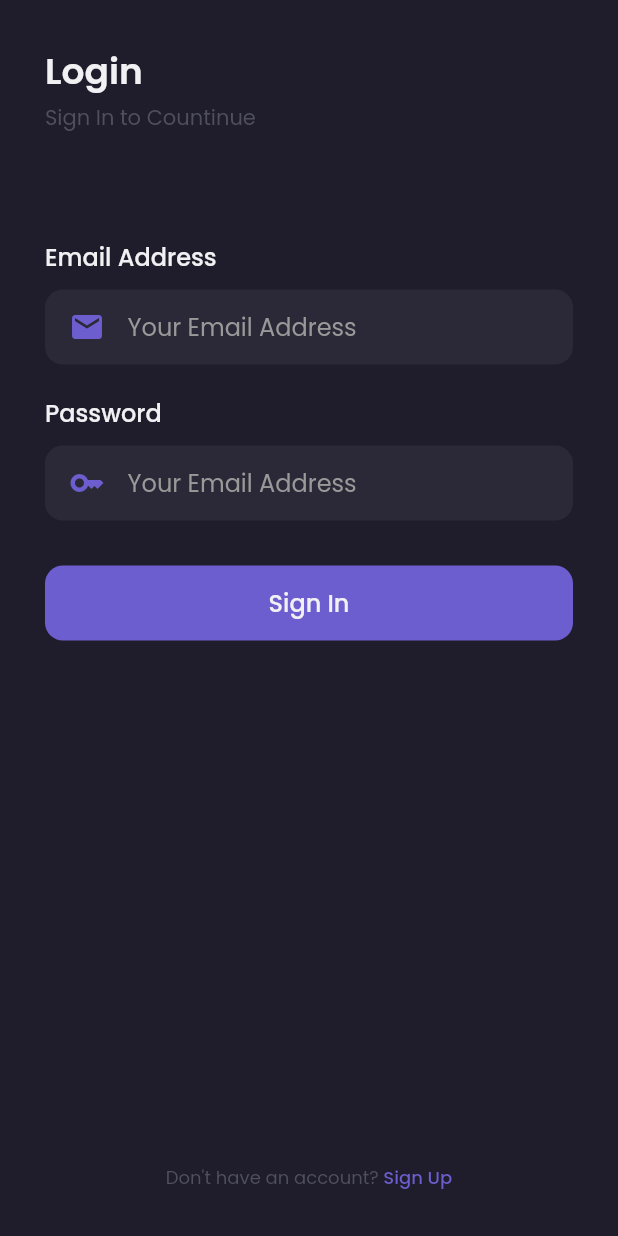
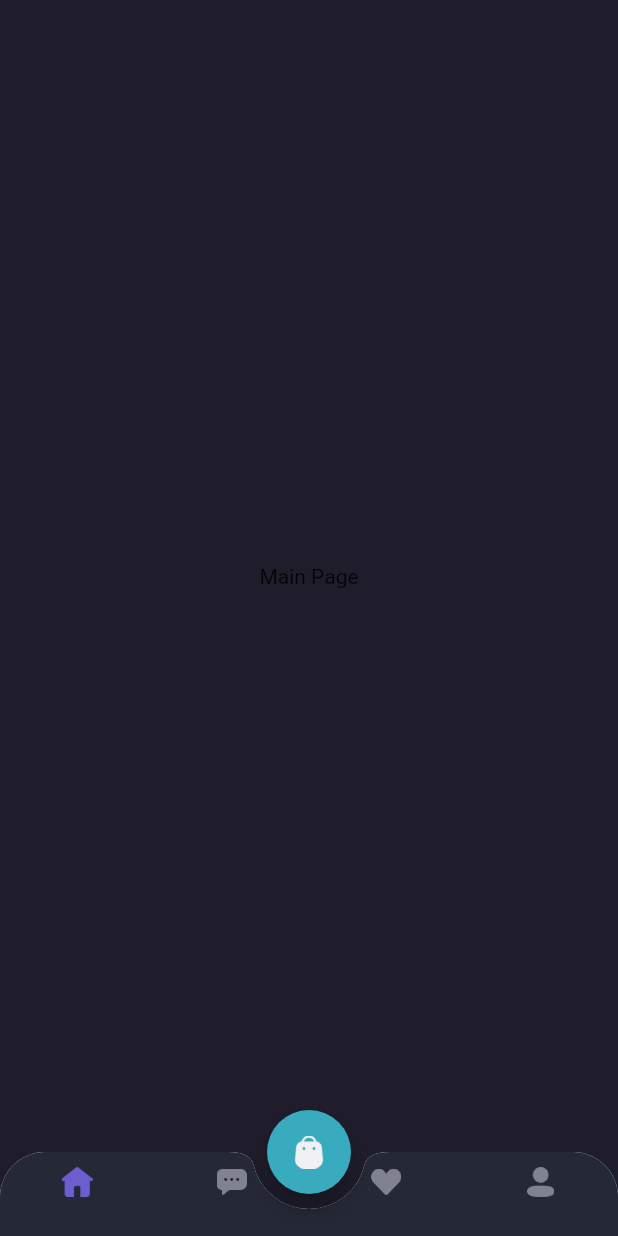
Before and after one commit to jeffriagustiar/fe_shamo, a Flutter app: the screen it shows after launch, after a tap on "Sign In", on a phone screen of 412 x 824 dp. Run offline on Flutter 3.47's test engine with Material 2 defaults, Android fonts, the phone set to English and light mode, and no system bars; our stand-ins replace google_fonts.

Commit message:
C Bottom Nav bar UI

```diff
--- a/lib/main.dart
+++ b/lib/main.dart
@@ -1,4 +1,5 @@
 import 'package:flutter/material.dart';
+import 'package:shamo/pages/home/main_page.dart';
 import 'package:shamo/pages/sign_in_page.dart';
 import 'package:shamo/pages/sign_up_page.dart';
 import 'package:shamo/pages/splash_page.dart';
@@ -16,6 +17,7 @@ class MyApp extends StatelessWidget {
         '/' :(context) => SplashPage(),
         '/sign-in' :(context) => Sign_in(),
         '/sign-up' :(context) => Sign_up(),
+        '/home' :(context) => MainPage(),
       },
     );
   }
--- /dev/null
+++ b/lib/pages/home/main_page.dart
@@ -0,0 +1,81 @@
+import 'package:flutter/material.dart';
+import 'package:shamo/theme.dart';
+
+class MainPage extends StatelessWidget {
+  const MainPage({Key? key}) : super(key: key);
+
+  @override
+  Widget build(BuildContext context) {
+
+    Widget cartButtom(){
+      return FloatingActionButton(
+        backgroundColor: secondColor,
+        onPressed: () {},
+        child: Image.asset(
+          'assets/Cart_icon.png',
+          width: 20,
+        ),
+      );
+    }
+
+    Widget customBottomNav(){
+      return ClipRRect(
+        borderRadius: BorderRadius.vertical(
+          top: Radius.circular(30)
+        ),
+        child: BottomAppBar(
+          shape: CircularNotchedRectangle(),
+          notchMargin: 10,
+          clipBehavior: Clip.antiAlias,
+          child: BottomNavigationBar(
+            backgroundColor: backgroundColor4,
+            type: BottomNavigationBarType.fixed,
+            items: [
+
+              BottomNavigationBarItem(
+                icon: Image.asset(
+                  'assets/Home_icon.png',
+                  width: 21,
+                ),
+                label: ''
+              ),
+
+              BottomNavigationBarItem(
+                icon: Image.asset(
+                  'assets/Chat_icon.png',
+                  width: 20,
+                ),
+                label: ''
+              ),
+
+              BottomNavigationBarItem(
+                icon: Image.asset(
+                  'assets/Union_icon.png',
+                  width: 20,
+                ),
+                label: ''
+              ),
+
+              BottomNavigationBarItem(
+                icon: Image.asset(
+                  'assets/Profile_icon.png',
+                  width: 18,
+                ),
+                label: ''
+              ),
+
+            ]
+          ),
+        ),
+      );
+    }
+
+    return Scaffold(
+      backgroundColor: backgroundColor1,
+      floatingActionButton: cartButtom(),
+      floatingActionButtonLocation: FloatingActionButtonLocation.centerDocked,
+      bottomNavigationBar: customBottomNav(),
+      body: Center(child: Text('Main Page')),
+    );
+  }
+}
--- a/lib/pages/sign_in_page.dart
+++ b/lib/pages/sign_in_page.dart
@@ -7,6 +7,7 @@ class Sign_in extends StatelessWidget {
 
   @override
   Widget build(BuildContext context) {
+
     Widget header() {
       return Container(
         margin: EdgeInsets.only(top: 30),
@@ -137,7 +138,9 @@ class Sign_in extends StatelessWidget {
                 backgroundColor: primaryColor,
                 shape: RoundedRectangleBorder(
                     borderRadius: BorderRadius.circular(12))),
-            onPressed: () {},
+            onPressed: () {
+              Navigator.pushNamed(context, '/home');
+            },
             child: Text(
               'Sign In',
               style:
--- a/lib/pages/sign_up_page.dart
+++ b/lib/pages/sign_up_page.dart
@@ -232,7 +232,9 @@ class Sign_up extends StatelessWidget {
                 backgroundColor: primaryColor,
                 shape: RoundedRectangleBorder(
                     borderRadius: BorderRadius.circular(12))),
-            onPressed: () {},
+            onPressed: () {
+              Navigator.pushNamed(context, '/home');
+            },
             child: Text(
               'Sign Up',
               style:
--- a/lib/theme.dart
+++ b/lib/theme.dart
@@ -9,6 +9,7 @@ Color priceColor = Color(0xff2C96F1);
 Color backgroundColor1 = Color(0xff1F1D2B);
 Color backgroundColor2 = Color(0xff2B2937);
 Color backgroundColor3 = Color(0xff242231);
+Color backgroundColor4 = Color(0xff252836);
 
 Color primaryTextColor = Color(0xffF1F0F2);
 Color secondTextColor = Color(0xff999999);
```
Also changed, not shown: assets/Cart_icon.png (added), assets/Chat_icon.png (added), assets/Home_icon.png (added), assets/Profile_icon.png (added), assets/Union_icon.png (added).
